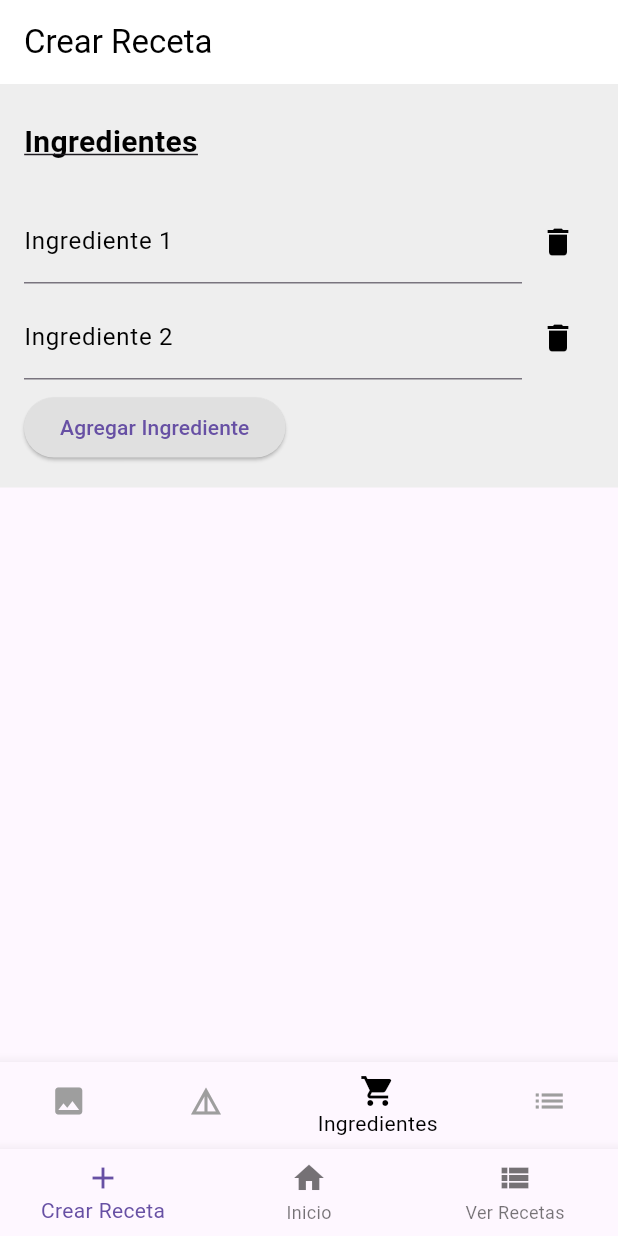
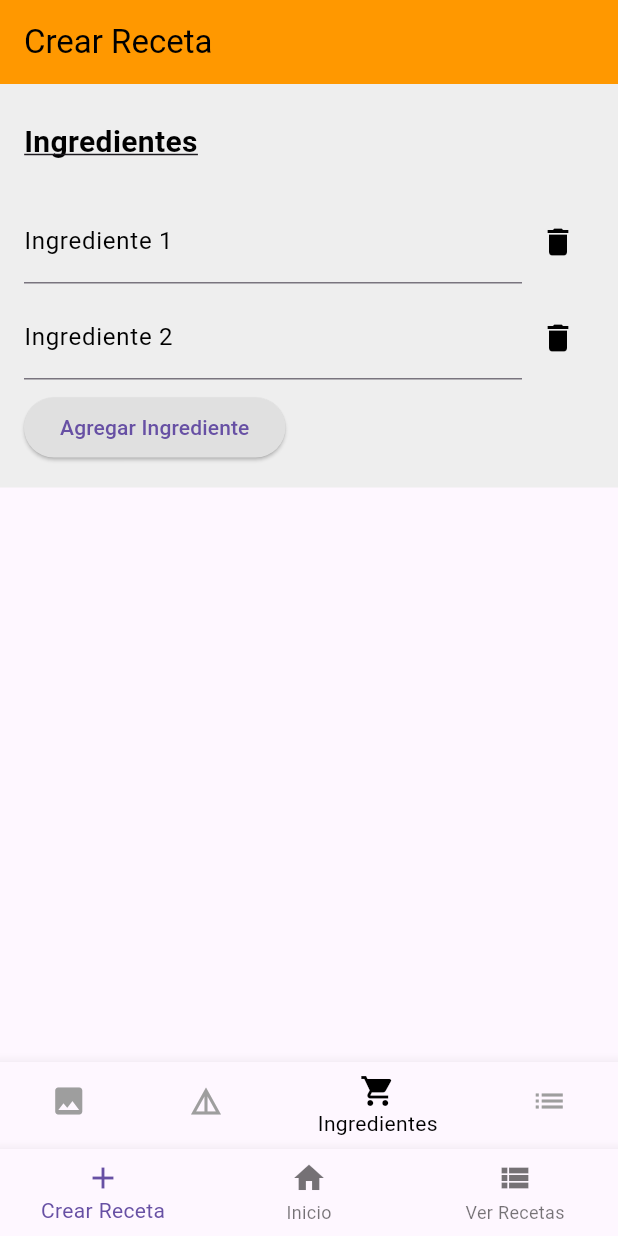
Before and after one commit to Guilleerv/CookApp, a Flutter app: the MyHomePage screen opened directly, item 3 of the bottom bar chosen, after a tap on "Agregar Ingrediente", on a phone screen of 412 x 824 dp. Run offline on Flutter 3.47's test engine with Material 3 defaults, Android fonts, the phone set to English and light mode, and no system bars; our stand-ins replace cloud_firestore, firebase_core, firebase_storage, image_picker; accounts and stored records are empty.

Commit message:
Arreglo de problema

```diff
--- a/lib/main.dart
+++ b/lib/main.dart
@@ -1,7 +1,7 @@
 import 'package:cookapp/screens/creation_recipe.dart';
 import 'package:flutter/material.dart';
 import 'package:firebase_core/firebase_core.dart';
-import 'firebase_options.dart'; // Asegúrate de tener este archivo con las opciones de Firebase
+import 'firebase_options.dart';
 import 'screens/carousel_screen.dart';
 import 'screens/view_screnn.dart';
 
@@ -10,7 +10,7 @@ void main() async {
   await Firebase.initializeApp(
     options: DefaultFirebaseOptions.currentPlatform,
   );
-  runApp(MyApp());
+  runApp(const MyApp());
 }
 
 class MyApp extends StatelessWidget {
@@ -24,7 +24,7 @@ class MyApp extends StatelessWidget {
       theme: ThemeData(
         primarySwatch: Colors.blue,
       ),
-      home: CarouselWrapper(),
+      home: const CarouselWrapper(),
     );
   }
 }
@@ -40,7 +40,7 @@ class CarouselWrapper extends StatelessWidget {
           Navigator.pushReplacement(
             context,
             MaterialPageRoute(
-              builder: (context) => MyHomePage(),
+              builder: (context) => const MyHomePage(),
             ),
           );
         },
@@ -53,6 +53,7 @@ class MyHomePage extends StatefulWidget {
   const MyHomePage({Key? key}) : super(key: key);
 
   @override
+  // ignore: library_private_types_in_public_api
   _MyHomePageState createState() => _MyHomePageState();
 }
 
@@ -82,12 +83,10 @@ class _MyHomePageState extends State<MyHomePage> {
           });
         },
         controller: _pageController,
-        children: [
+        children: const [
           RecipesCreation(),
-          Container(
-            child: Center(
-              child: Text('Crea y visualiza las mejores recetas'),
-            ),
+          Center(
+            child: Text('Crea y visualiza las mejores recetas'),
           ),
           ViewRecetas(),
         ],
--- a/lib/screens/creation_recipe.dart
+++ b/lib/screens/creation_recipe.dart
@@ -1,4 +1,3 @@
-// Importa las librerías necesarias
 import 'package:cookapp/screens/view_screnn.dart';
 import 'package:cookapp/services/add_service.dart';
 import 'package:flutter/material.dart';
@@ -7,20 +6,18 @@ import 'dart:io';
 import 'package:flutter/foundation.dart' show kIsWeb;
 import 'package:cookapp/services/upload_image.dart';
 
-// La clase principal que inicia la aplicación
 void main() {
   runApp(const MyApp());
 }
 
-// Widget principal de la aplicación
 class RecipesCreation extends StatefulWidget {
   const RecipesCreation({Key? key}) : super(key: key);
 
   @override
+  // ignore: library_private_types_in_public_api
   _RecipesCreationState createState() => _RecipesCreationState();
 }
 
-// Estado del widget principal
 class _RecipesCreationState extends State<RecipesCreation> {
   final PageController _pageController = PageController();
   int _currentPageIndex = 0;
@@ -38,7 +35,6 @@ class _RecipesCreationState extends State<RecipesCreation> {
   File? _image;
   bool _isButtonDisabled = false;
 
-  // Método para seleccionar una imagen
   Future<void> _pickImage() async {
     final pickedFile =
         await ImagePicker().pickImage(source: ImageSource.gallery);
@@ -55,7 +51,7 @@ class _RecipesCreationState extends State<RecipesCreation> {
       return;
     }
     switch (_currentPageIndex) {
-      case 1: // Página de detalles
+      case 1:
         if (_titleController.text.isEmpty ||
             _descriptionController.text.isEmpty) {
           return;
@@ -95,7 +91,7 @@ class _RecipesCreationState extends State<RecipesCreation> {
         appBar: AppBar(
           title:
               const Text('Crear Receta', style: TextStyle(color: Colors.black)),
-          backgroundColor: Colors.white,
+          backgroundColor: Colors.orange,
         ),
         body: PageView(
           controller: _pageController,
@@ -124,10 +120,8 @@ class _RecipesCreationState extends State<RecipesCreation> {
             _pageController.jumpToPage(index);
           },
           backgroundColor: Colors.green,
-          selectedItemColor:
-              Colors.black, // Color del ícono y label seleccionados
-          unselectedItemColor:
-              Colors.grey, // Color del ícono y label no seleccionados
+          selectedItemColor: Colors.black,
+          unselectedItemColor: Colors.grey,
           items: const [
             BottomNavigationBarItem(
               icon: Icon(Icons.photo),
@@ -142,7 +136,7 @@ class _RecipesCreationState extends State<RecipesCreation> {
               label: 'Ingredientes',
             ),
             BottomNavigationBarItem(
-              icon: Icon(Icons.list), // Color del ícono
+              icon: Icon(Icons.list),
               label: 'Pasos',
             ),
           ],
@@ -156,6 +150,7 @@ class _RecipesCreationState extends State<RecipesCreation> {
                           _isButtonDisabled = true;
                         });
                         await _addRecipe();
+                        // ignore: use_build_context_synchronously
                         Navigator.push(
                           context,
                           MaterialPageRoute(
@@ -165,7 +160,7 @@ class _RecipesCreationState extends State<RecipesCreation> {
                       },
                 child: const Text('Guardar'),
               )
-            : null, // El botón no se muestra si no estás en la página de pasos.
+            : null,
       ),
     );
   }
@@ -186,7 +181,7 @@ class _PhotoPageState extends State<PhotoPage> {
   @override
   Widget build(BuildContext context) {
     return Container(
-      color: Colors.grey[200], // Cambiado a un color gris claro
+      color: Colors.grey[200],
       height: 200,
       alignment: Alignment.center,
       child: Column(
@@ -197,8 +192,7 @@ class _PhotoPageState extends State<PhotoPage> {
                   ? Image.network(_image!.path, height: 100, width: 100)
                   : Image.file(_image!, height: 100, width: 100)
               : const Text('Selecciona una foto',
-                  style: TextStyle(
-                      color: Colors.black)), // Añadido un estilo para el texto
+                  style: TextStyle(color: Colors.black)),
           ElevatedButton(
             onPressed: widget.onImagePicked,
             child: const Text('Seleccionar Foto'),
@@ -297,6 +291,7 @@ class IngredientsPage extends StatefulWidget {
       : super(key: key);
 
   @override
+  // ignore: library_private_types_in_public_api
   _IngredientsPageState createState() => _IngredientsPageState();
 }
 
@@ -305,14 +300,13 @@ class _IngredientsPageState extends State<IngredientsPage> {
   Widget build(BuildContext context) {
     return SingleChildScrollView(
       child: Container(
-        color: Colors.grey[200], // Cambiado a un color gris claro
+        color: Colors.grey[200],
         padding: const EdgeInsets.all(16.0),
         child: Center(
           child: Column(
             crossAxisAlignment: CrossAxisAlignment.start,
             children: [
-              const _SectionTitle('Ingredientes',
-                  textColor: Colors.black), // Añadido el color del texto
+              const _SectionTitle('Ingredientes', textColor: Colors.black),
               const SizedBox(height: 16),
               for (int i = 0; i < widget.ingredientControllers.length; i++)
                 Column(
@@ -350,10 +344,10 @@ class _IngredientsPageState extends State<IngredientsPage> {
                     widget.ingredientControllers.add(TextEditingController());
                   });
                 },
+                style: ElevatedButton.styleFrom(
+                  backgroundColor: Colors.grey[300],
+                ),
                 child: const Text('Agregar Ingrediente'),
-                style: ElevatedButton.styleFrom(
-                  primary: Colors.grey[300],
-                ),
               ),
             ],
           ),
@@ -372,6 +366,7 @@ class StepsPage extends StatefulWidget {
   }) : super(key: key);
 
   @override
+  // ignore: library_private_types_in_public_api
   _StepsPageState createState() => _StepsPageState();
 }
 
@@ -458,7 +453,6 @@ class _SectionTitle extends StatelessWidget {
   }
 }
 
-// Widget principal de la aplicación
 class MyApp extends StatelessWidget {
   const MyApp({Key? key}) : super(key: key);
 
--- a/lib/screens/view_screnn.dart
+++ b/lib/screens/view_screnn.dart
@@ -3,7 +3,10 @@ import 'package:flutter/material.dart';
 import 'package:cookapp/services/firebase_service.dart';
 
 class ViewRecetas extends StatefulWidget {
+  const ViewRecetas({super.key});
+
   @override
+  // ignore: library_private_types_in_public_api
   _ViewRecetasState createState() => _ViewRecetasState();
 }
 
@@ -13,6 +16,7 @@ class _ViewRecetasState extends State<ViewRecetas> {
     return Scaffold(
       appBar: AppBar(
         title: const Text('Recetas'),
+        backgroundColor: Colors.orange,
       ),
       body: FutureBuilder(
         future: getRecetas(),
@@ -41,7 +45,6 @@ class _ViewRecetasState extends State<ViewRecetas> {
 
                 return GestureDetector(
                   onTap: () {
-                    // Navegar a la página de detalles con la receta seleccionada
                     Navigator.push(
                       context,
                       MaterialPageRoute(
--- a/lib/services/add_service.dart
+++ b/lib/services/add_service.dart
@@ -22,8 +22,7 @@ class RecipeService {
         'pasos': steps,
         'foto': imageUrl,
       });
-    } catch (e) {
-      print('Error al agregar receta: $e');
-    }
+      // ignore: empty_catches
+    } catch (e) {}
   }
 }
```
Also changed, not shown: lib/screens/carousel_screen.dart (+23 -22 lines), lib/widgets/detallesreceta.dart (+5 -12 lines), 2 other files.
